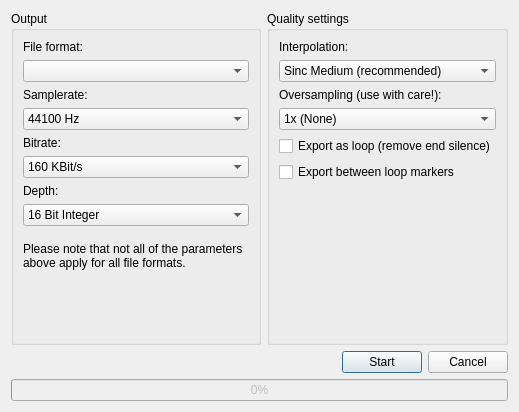
Qt form src/gui/dialogs/export_project.ui (LMMS/lmms) before a commit.
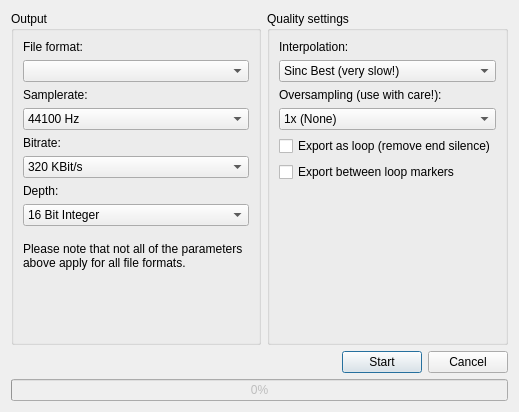
The same form after that commit.

Commit message: Better defaults for export

```diff
--- a/src/gui/dialogs/export_project.ui
+++ b/src/gui/dialogs/export_project.ui
@@ -102,7 +102,7 @@
            <item>
             <widget class="QComboBox" name="bitrateCB">
              <property name="currentIndex">
-              <number>2</number>
+              <number>5</number>
              </property>
              <item>
               <property name="text">
@@ -236,7 +236,7 @@
         <item>
          <widget class="QComboBox" name="interpolationCB">
           <property name="currentIndex">
-           <number>2</number>
+           <number>3</number>
           </property>
           <item>
            <property name="text">
```
